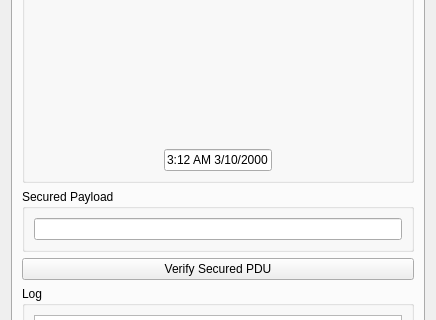
HosamAboabla/Autosar_SecOC, file GUI/GUI.ui: the form before one commit; both pictures show x 0 to 436 and y 199 to 519 of the 436 by 665 pixel window.
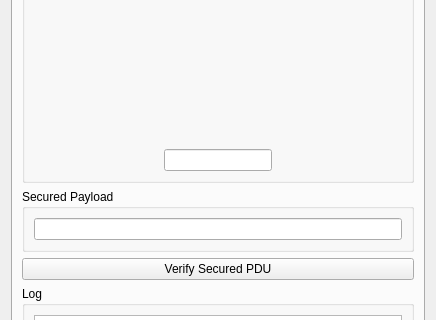
The form after the commit. The open tabs and pages were chosen to show the change. Custom widgets are drawn as their Qt base class.

Commit message: LCD is not empty on initialization

```diff
--- a/GUI/GUI.ui
+++ b/GUI/GUI.ui
@@ -378,7 +378,7 @@
                </size>
               </property>
               <property name="text">
-               <string>3:12 AM 3/10/2000</string>
+               <string/>
               </property>
               <property name="alignment">
                <set>Qt::AlignCenter</set>
```
The commit also changes 1 other file.
